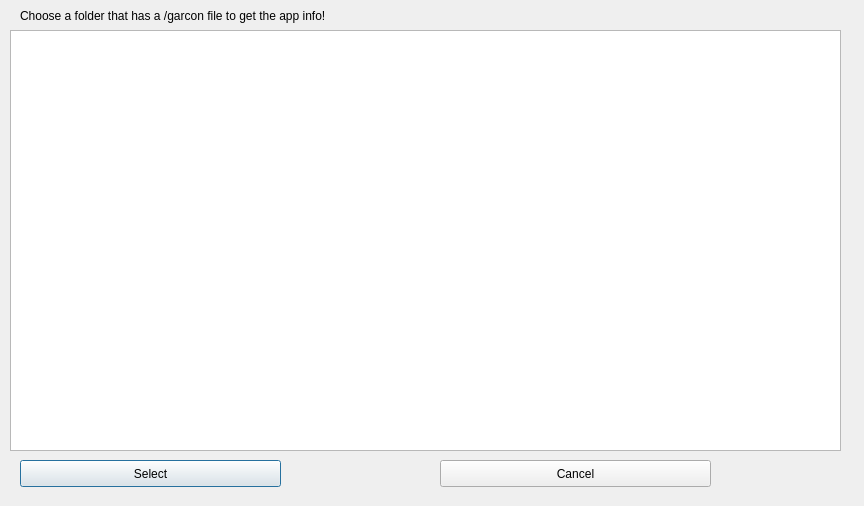
The window that VRMenu/VR_GUI/GUI/VRMenu/dialog.ui (ktgilgen/garcon) describes before a commit, drawn with Qt 5.
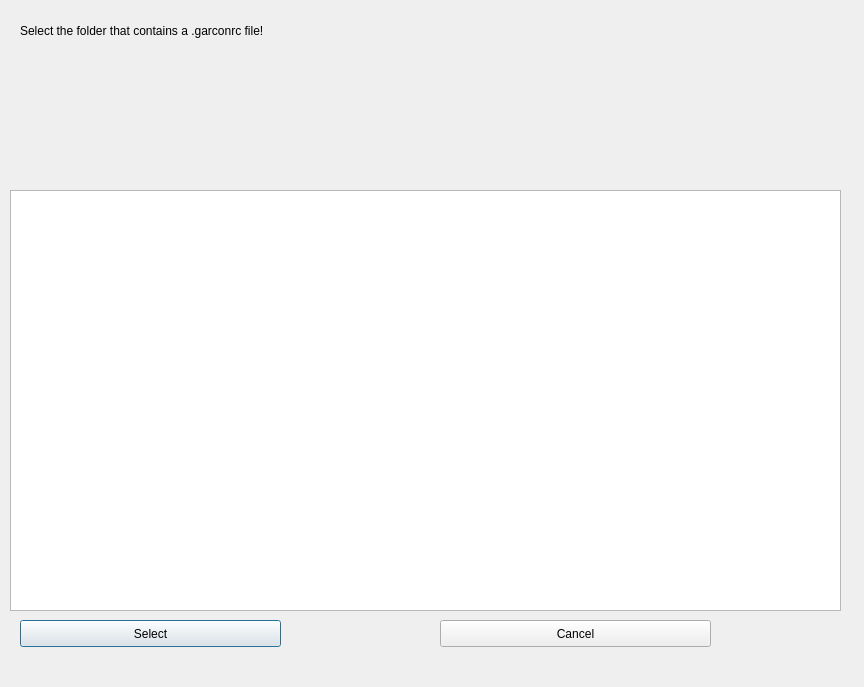
The same window after the commit.

Commit message: Reverted MainWindow screen to original

What changed in the file:
```diff
--- a/VRMenu/VR_GUI/GUI/VRMenu/dialog.ui
+++ b/VRMenu/VR_GUI/GUI/VRMenu/dialog.ui
@@ -7,7 +7,7 @@
     <x>0</x>
     <y>0</y>
     <width>864</width>
-    <height>506</height>
+    <height>687</height>
    </rect>
   </property>
   <property name="windowTitle">
@@ -17,7 +17,7 @@
    <property name="geometry">
     <rect>
      <x>10</x>
-     <y>30</y>
+     <y>190</y>
      <width>831</width>
      <height>421</height>
     </rect>
@@ -27,7 +27,7 @@
    <property name="geometry">
     <rect>
      <x>20</x>
-     <y>460</y>
+     <y>620</y>
      <width>261</width>
      <height>27</height>
     </rect>
@@ -40,7 +40,7 @@
    <property name="geometry">
     <rect>
      <x>440</x>
-     <y>460</y>
+     <y>620</y>
      <width>271</width>
      <height>27</height>
     </rect>
@@ -54,12 +54,12 @@
     <rect>
      <x>20</x>
      <y>0</y>
-     <width>681</width>
-     <height>31</height>
+     <width>701</width>
+     <height>61</height>
     </rect>
    </property>
    <property name="text">
-    <string>Choose a folder that has a /garcon file to get the app info!</string>
+    <string>Select the folder that contains a .garconrc file! </string>
    </property>
   </widget>
  </widget>
```
The commit also changes 2 other files.
